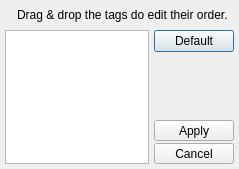
This is uman/src/QUTagOrderDialog.ui in UltraStar-Deluxe/UltraStar-Manager as Qt 5 draws it before an edit. The edited form follows.
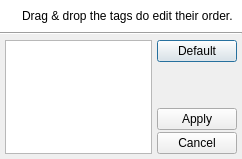
This is the edited form. Icons and pictures are not drawn.

Commit message: - look&feel of some dialogs unified

```diff
--- a/uman/src/QUTagOrderDialog.ui
+++ b/uman/src/QUTagOrderDialog.ui
@@ -5,8 +5,8 @@
    <rect>
     <x>0</x>
     <y>0</y>
-    <width>239</width>
-    <height>169</height>
+    <width>242</width>
+    <height>159</height>
    </rect>
   </property>
   <property name="windowTitle" >
@@ -17,25 +17,93 @@
   </property>
   <layout class="QVBoxLayout" >
    <property name="spacing" >
-    <number>5</number>
+    <number>0</number>
    </property>
    <property name="leftMargin" >
-    <number>5</number>
+    <number>0</number>
    </property>
    <property name="topMargin" >
-    <number>5</number>
+    <number>0</number>
    </property>
    <property name="rightMargin" >
-    <number>5</number>
+    <number>0</number>
    </property>
    <property name="bottomMargin" >
-    <number>5</number>
+    <number>0</number>
    </property>
    <item>
+    <widget class="QFrame" name="frame" >
+     <property name="palette" >
+      <palette>
+       <active>
+        <colorrole role="Base" >
+         <brush brushstyle="SolidPattern" >
+          <color alpha="255" >
+           <red>255</red>
+           <green>255</green>
+           <blue>255</blue>
+          </color>
+         </brush>
+        </colorrole>
+        <colorrole role="Window" >
+         <brush brushstyle="SolidPattern" >
+          <color alpha="255" >
+           <red>255</red>
+           <green>255</green>
+           <blue>255</blue>
+          </color>
+         </brush>
+        </colorrole>
+       </active>
+       <inactive>
+        <colorrole role="Base" >
+         <brush brushstyle="SolidPattern" >
+          <color alpha="255" >
+           <red>255</red>
+           <green>255</green>
+           <blue>255</blue>
+          </color>
+         </brush>
+        </colorrole>
+        <colorrole role="Window" >
+         <brush brushstyle="SolidPattern" >
+          <color alpha="255" >
+           <red>255</red>
+           <green>255</green>
+           <blue>255</blue>
+          </color>
+         </brush>
+        </colorrole>
+       </inactive>
+       <disabled>
+        <colorrole role="Base" >
+         <brush brushstyle="SolidPattern" >
+          <color alpha="255" >
+           <red>255</red>
+           <green>255</green>
+           <blue>255</blue>
+          </color>
+         </brush>
+        </colorrole>
+        <colorrole role="Window" >
+         <brush brushstyle="SolidPattern" >
+          <color alpha="255" >
+           <red>255</red>
+           <green>255</green>
+           <blue>255</blue>
+          </color>
+         </brush>
+        </colorrole>
+       </disabled>
+      </palette>
+     </property>
+     <property name="autoFillBackground" >
+      <bool>true</bool>
+     </property>
+     <property name="frameShadow" >
+      <enum>QFrame::Raised</enum>
+     </property>
     <layout class="QHBoxLayout" >
-     <property name="spacing" >
-      <number>5</number>
-     </property>
      <item>
       <widget class="QLabel" name="label_2" >
        <property name="sizePolicy" >
@@ -50,6 +118,9 @@
        <property name="pixmap" >
         <pixmap resource="images/uman.qrc" >:/marks/information.png</pixmap>
        </property>
+        <property name="alignment" >
+         <set>Qt::AlignLeading|Qt::AlignLeft|Qt::AlignTop</set>
+        </property>
       </widget>
      </item>
      <item>
@@ -57,28 +128,41 @@
        <property name="text" >
         <string>Drag &amp; drop the tags do edit their order.</string>
        </property>
-      </widget>
-     </item>
-     <item>
-      <spacer>
-       <property name="orientation" >
-        <enum>Qt::Horizontal</enum>
-       </property>
-       <property name="sizeHint" >
-        <size>
-         <width>40</width>
-         <height>20</height>
-        </size>
-       </property>
-      </spacer>
-     </item>
-    </layout>
+        <property name="alignment" >
+         <set>Qt::AlignLeading|Qt::AlignLeft|Qt::AlignTop</set>
+        </property>
+        <property name="wordWrap" >
+         <bool>true</bool>
+        </property>
+       </widget>
+      </item>
+     </layout>
+    </widget>
+   </item>
+   <item>
+    <widget class="Line" name="line" >
+     <property name="orientation" >
+      <enum>Qt::Horizontal</enum>
+     </property>
+    </widget>
    </item>
    <item>
     <layout class="QHBoxLayout" >
      <property name="spacing" >
       <number>5</number>
      </property>
+     <property name="leftMargin" >
+      <number>5</number>
+     </property>
+     <property name="topMargin" >
+      <number>5</number>
+     </property>
+     <property name="rightMargin" >
+      <number>5</number>
+     </property>
+     <property name="bottomMargin" >
+      <number>5</number>
+     </property>
      <item>
       <widget class="QListWidget" name="tagList" >
        <property name="sizePolicy" >
@@ -114,15 +198,6 @@
        </property>
        <item>
         <widget class="QPushButton" name="defaultBtn" >
-         <property name="sizePolicy" >
-          <sizepolicy vsizetype="Fixed" hsizetype="Preferred" >
-           <horstretch>0</horstretch>
-           <verstretch>0</verstretch>
-          </sizepolicy>
-         </property>
-         <property name="statusTip" >
-          <string>Reset the tag order to the default order.</string>
-         </property>
          <property name="text" >
           <string>Default</string>
          </property>
@@ -142,41 +217,23 @@
         </spacer>
        </item>
        <item>
-        <widget class="QToolButton" name="applyBtn" >
-         <property name="sizePolicy" >
-          <sizepolicy vsizetype="Fixed" hsizetype="Preferred" >
-           <horstretch>0</horstretch>
-           <verstretch>0</verstretch>
-          </sizepolicy>
-         </property>
+        <widget class="QPushButton" name="applyBtn" >
          <property name="text" >
           <string>Apply</string>
          </property>
          <property name="icon" >
           <iconset resource="images/uman.qrc" >:/marks/accept.png</iconset>
          </property>
-         <property name="toolButtonStyle" >
-          <enum>Qt::ToolButtonTextBesideIcon</enum>
-         </property>
         </widget>
        </item>
        <item>
-        <widget class="QToolButton" name="cancelBtn" >
-         <property name="sizePolicy" >
-          <sizepolicy vsizetype="Fixed" hsizetype="Preferred" >
-           <horstretch>0</horstretch>
-           <verstretch>0</verstretch>
-          </sizepolicy>
-         </property>
+        <widget class="QPushButton" name="cancelBtn" >
          <property name="text" >
           <string>Cancel</string>
          </property>
          <property name="icon" >
           <iconset resource="images/uman.qrc" >:/marks/cancel.png</iconset>
          </property>
-         <property name="toolButtonStyle" >
-          <enum>Qt::ToolButtonTextBesideIcon</enum>
-         </property>
         </widget>
        </item>
       </layout>
```
Left out of the diff: 2 changed lines with no effect on the pictures. Lines whose indentation alone changed are shown as unchanged. The commit also changes 2 other files.
